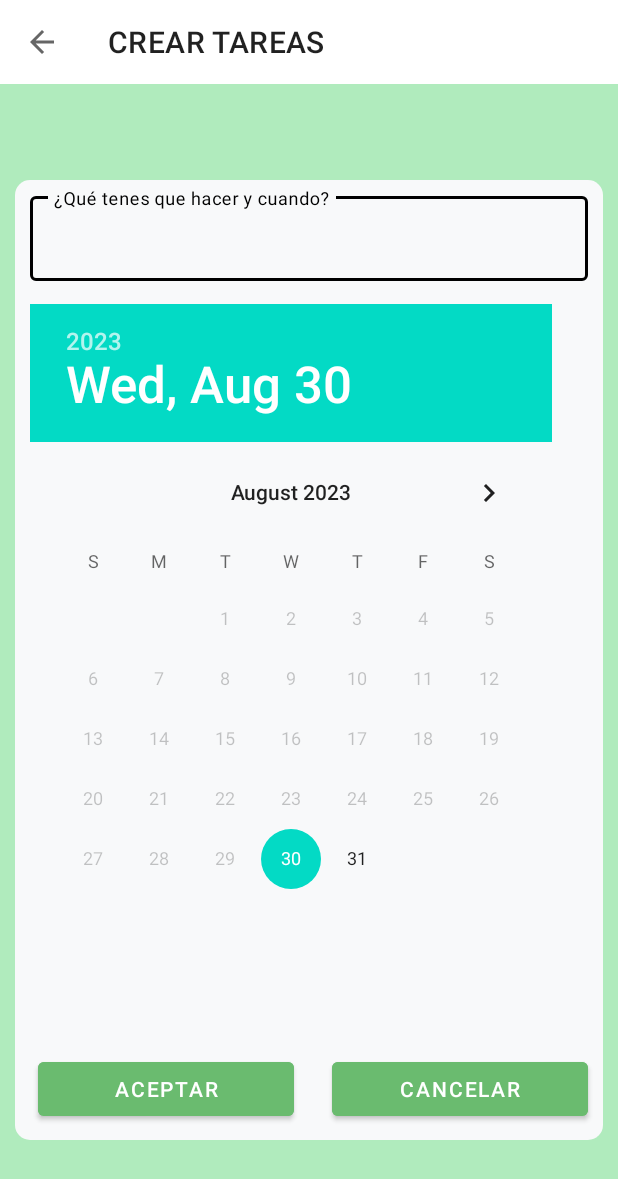
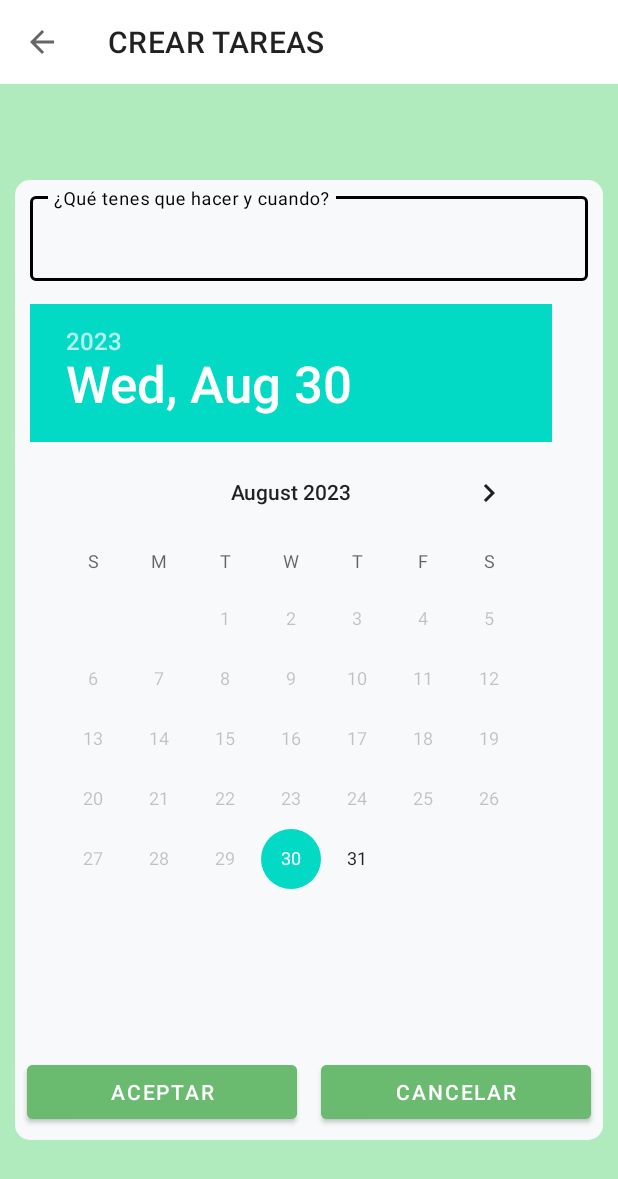
Before and after one commit to guivangool/MustWant, an Android app: the RemoveObstacle screen opened directly, with no data from a screen before it, on a phone screen of 412 x 824 dp. Shown: the top 1179 px of the screen. Run offline under Robolectric (Android 15) with nearby library versions, the phone set to English and light mode, and no system bars; our stand-ins replace data binding.

Commit message:
Add Fragment to Create Inspiration feature

```diff
--- a/app/src/main/java/com/example/musthave/Activities/RemoveObstacle.kt
+++ b/app/src/main/java/com/example/musthave/Activities/RemoveObstacle.kt
@@ -9,9 +9,11 @@ import com.example.musthave.Repositories.ObstacleRepository
 import com.example.musthave.databinding.ActivityRemoveObstacleBinding
 import com.example.musthave.viewModels.ObstacleViewModel
 import com.example.musthave.Factories.ObstacleViewModelFactory
+import com.example.musthave.Fragments.AcceptCancel
+import com.example.musthave.Interfaces.OnAcceptCancelButtonClickListener
 import com.example.musthave.R
 
-class RemoveObstacle : AppCompatActivity() {
+class RemoveObstacle : AppCompatActivity(),OnAcceptCancelButtonClickListener{
     var binding: ActivityRemoveObstacleBinding? = null
     private lateinit var obstacleViewModel: ObstacleViewModel
 
@@ -41,10 +43,17 @@ class RemoveObstacle : AppCompatActivity() {
         //Set minium to the DatePicker
         binding?.dpObstacle?.setMinDate(System.currentTimeMillis())
 
-        binding?.btnCancel?.setOnClickListener {
-            finish()
+        //Add the fragment AcceptCancel programmatically
+        if (savedInstanceState == null) {
+            val fragment = AcceptCancel()
+            val fragmentTransaction  = supportFragmentManager.beginTransaction()
+            fragment.setOnAcceptCancelButtonClickListener(this)
+            fragmentTransaction.add(R.id.fragment_accept_cancel,fragment)
+            fragmentTransaction.commit()
         }
-        binding?.btnAccept?.setOnClickListener {
+    }
+
+    override fun onAcceptButtonCLicked() {
         if (binding?.etSetObstacleName?.text?.toString() != "") {
             //Send a callback function by parameter to be executed after the INSERT
             obstacleViewModel.insert({ finish() })
@@ -56,5 +65,10 @@ class RemoveObstacle : AppCompatActivity() {
             ).show()
         }
     }
+
+    override fun onCancelButtonCLicked() {
+       finish()
     }
+
+
 }
--- a/app/src/main/res/layout/activity_remove_obstacle.xml
+++ b/app/src/main/res/layout/activity_remove_obstacle.xml
@@ -30,7 +30,6 @@
       android:background="@drawable/background_panel"
       android:orientation="vertical"
       android:layout_margin="10dp"
-      android:paddingBottom="10dp"
       app:layout_constraintTop_toBottomOf="@+id/tbRemoveObstacle"
       app:layout_constraintBottom_toBottomOf="parent"
       >
@@ -76,38 +75,12 @@
         android:day="@={obstacleViewModel.day}"
         />
 
-    <LinearLayout
-        android:id="@+id/llButtonsObstacle"
+    <androidx.fragment.app.FragmentContainerView
+        android:id="@+id/fragment_accept_cancel"
         android:layout_width="match_parent"
         android:layout_height="wrap_content"
         app:layout_constraintBottom_toBottomOf="parent"
-        android:orientation="horizontal"
-        android:layout_gravity="bottom">
-
-      <Button
-          android:id="@+id/btnAccept"
-          android:layout_width="match_parent"
-          android:layout_height="wrap_content"
-          android:layout_marginRight="10dp"
-          android:layout_marginLeft="15dp"
-          android:layout_weight="1"
-          android:text="@string/ACTIVITY_LABEL_ACCEPT_BTN"
-          android:textColor="@color/white"
-          android:textSize="@dimen/btn_text_size"
-          android:backgroundTint="@color/green_button"
-          />
-      <Button
-          android:id="@+id/btnCancel"
-          android:layout_width="match_parent"
-          android:layout_height="wrap_content"
-          android:layout_marginRight="10dp"
-          android:layout_marginLeft="15dp"
-          android:layout_weight="1"
-          android:text="@string/ACTIVITY_LABEL_CANCEL_BTN"
-          android:textColor="@color/white"
-          android:textSize="@dimen/btn_text_size"
-          android:backgroundTint="@color/green_button"/>
-    </LinearLayout>
+        />
   </androidx.constraintlayout.widget.ConstraintLayout>
 </androidx.constraintlayout.widget.ConstraintLayout>
 </layout>
```
Lines whose indentation alone changed are shown as unchanged.
